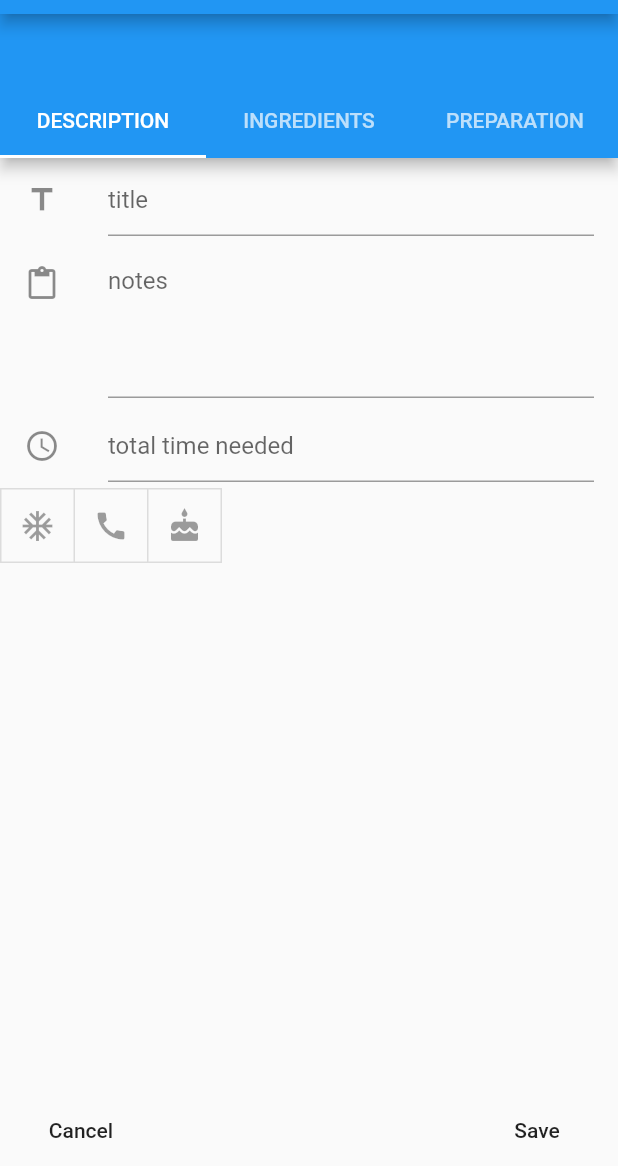
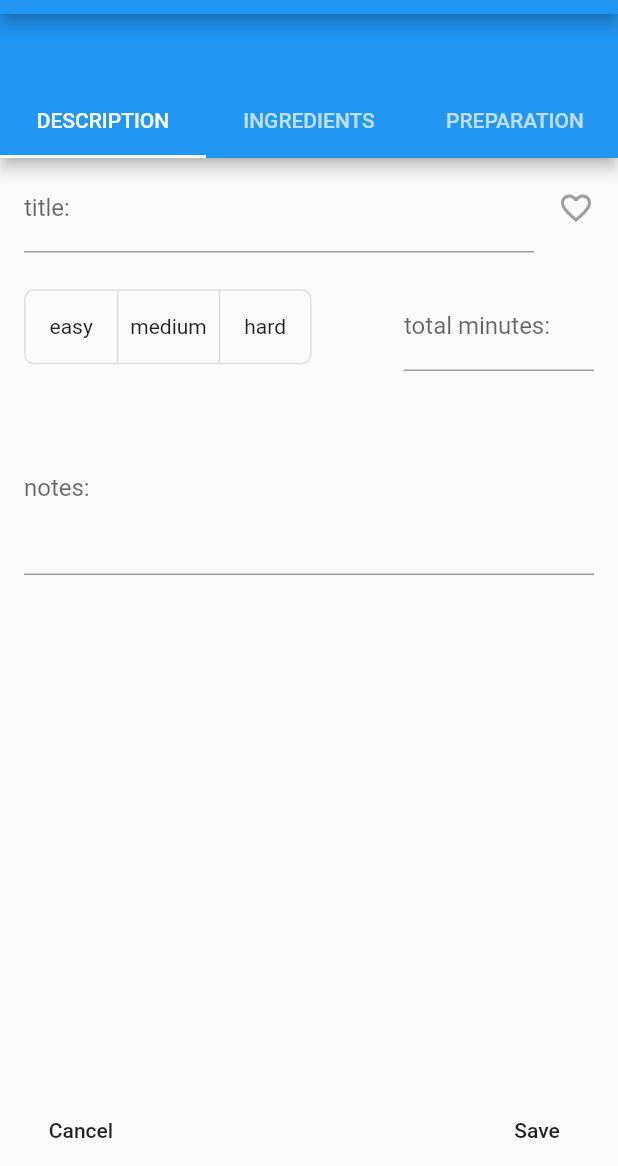
Before and after one commit to Paul74/myrecipes, a Flutter app: the screen it shows after launch, after a tap on the "add" icon, on a phone screen of 412 x 824 dp, the part 70-1236 px from its top. Run offline on Flutter 3.47's test engine with Material 2 defaults, Android fonts, the light colour scheme and no system bars; our stand-ins replace flutter_slidable, sqflite; missing offline and left inert: dart:ffi; accounts and stored records are empty.

Commit message:
da casa andato avanti. fare il sistema fav con il cuore su ricetta. vedi recipes_entry.dart e todo.

```diff
--- a/lib/main.dart
+++ b/lib/main.dart
@@ -42,6 +42,7 @@ class MyApp extends StatelessWidget {
                 onPressed: () {
                   print("add recipe");
                   recipesModel.recipeBeingEdited = Recipe();
+                  recipesModel.selections = [false,false,false];
                   recipesModel.setStackIndex(1);
                 },
               ),
--- a/lib/models/recipes_model.dart
+++ b/lib/models/recipes_model.dart
@@ -1,3 +1,4 @@
+import 'package:flutter/foundation.dart';
 import 'package:flutter/material.dart';
 
 class Recipe {
@@ -16,6 +17,7 @@ class RecipesModel extends ChangeNotifier {
   int stackIndex = 0;
   List recipeList = [];
   Recipe recipeBeingEdited;
+  List<bool> selections; // = [false, false, false];
   //String color;
 
   void setStackIndex(int inStackIndex){
@@ -23,12 +25,19 @@ class RecipesModel extends ChangeNotifier {
     notifyListeners();
   }
 
-/*
-  void setRecipeColor(String inColor){
-    color = inColor;
-    notifyListeners();
+
+  void setRecipeDifficulty(List<bool> value){
+    if (listEquals(value, [true,false,false])) {
+      recipesModel.recipeBeingEdited.difficulty = "easy";
+    } else if (listEquals(value, [false,true,false])) {
+      recipesModel.recipeBeingEdited.difficulty = "medium";
+    } else if(listEquals(value, [false,false,true])) {
+      recipesModel.recipeBeingEdited.difficulty = "hard";
+    } else recipesModel.recipeBeingEdited.difficulty ="";
+
+      notifyListeners();
   }
-*/
+
 
   void loadData(dynamic inDatabaseWorker) async {
     recipeList = await inDatabaseWorker.getAll();
--- a/lib/screens/recipes_entry.dart
+++ b/lib/screens/recipes_entry.dart
@@ -1,5 +1,6 @@
 import 'dart:ffi';
 
+import 'package:flutter/cupertino.dart';
 import 'package:flutter/material.dart';
 import 'package:myrecipes_app/db/recipes_db_worker.dart';
 import 'package:myrecipes_app/models/recipes_model.dart';
@@ -7,6 +8,14 @@ import 'package:flutter/services.dart'; //for TextInputFormatter
 import '../common/utils.dart' as utils;
 
 class RecipesEntry extends StatelessWidget{
+/*
+  //questo codice è se metto Stateful
+  @override
+  _RecipesEntryState createState() => _RecipesEntryState();
+}
+
+class _RecipesEntryState extends State {
+*/
 
   final GlobalKey<FormState> _formKey1 = GlobalKey<FormState>();
   final GlobalKey<FormState> _formKey2 = GlobalKey<FormState>();
@@ -33,6 +42,7 @@ class RecipesEntry extends StatelessWidget{
               FlatButton(
                   onPressed: (){
                     recipesModel.setStackIndex(0);
+                    recipesModel.selections = [false,false,false];
                   },
                   child: Text("Cancel"),
               ),
@@ -52,9 +62,9 @@ class RecipesEntry extends StatelessWidget{
           Form(key: _formKey1,
             child: ListView(children: [
               ListTile(
-                leading: Icon(Icons.title),
+                trailing: favIcon, //(Icons.favorite, color: Colors.red, size: 30),
                 title: TextFormField(
-                  decoration: InputDecoration(hintText: "title"),
+                  decoration: InputDecoration(labelText: "title:"),
                   initialValue: recipesModel.recipeBeingEdited == null ? null : recipesModel.recipeBeingEdited.title,
                   validator: (String inValue){
                     if(inValue.length==0){
@@ -67,30 +77,39 @@ class RecipesEntry extends StatelessWidget{
                   },
                 ),
               ),
-              ListTile(
-                leading: Icon(Icons.content_paste),
-                title: TextFormField(
-                  decoration: InputDecoration(hintText: "notes"),
-                  keyboardType: TextInputType.multiline,
-                  maxLines: 4,
-                  initialValue: recipesModel.recipeBeingEdited == null ? null : recipesModel.recipeBeingEdited.notes,
-                  //validator: (String inValue){return inValue.contains('@') ? 'Do not use the @ char.' : null;},
-                  /*validator: (String inValue){
-                    if(inValue.length==0){
-                      return "Please enter notes";
+
+
+
+              Container(padding: EdgeInsets.all(16),
+                child: Row(mainAxisSize: MainAxisSize.min,
+                  children: <Widget>[
+                    Expanded(
+                      flex: 2,
+                      child: ToggleButtons(
+                        children: <Widget>[
+                          Container(padding: EdgeInsets.all(16), child: Text('easy')),
+                          Container(padding: EdgeInsets.all(8), child: Text('medium')),
+                          Container(padding: EdgeInsets.all(16), child: Text('hard')),
+                        ],
+                        borderRadius: BorderRadius.circular(6),
+                        onPressed: (int index) {
+
+                          for (int buttonIndex = 0; buttonIndex < recipesModel.selections.length; buttonIndex++) {
+                            if (buttonIndex == index) {
+                              recipesModel.selections[buttonIndex] = !recipesModel.selections[buttonIndex];
+                            } else {
+                              recipesModel.selections[buttonIndex] = false;
                             }
-                    return null;
-                  },*/
-                  onChanged: (String inValue){
-                    recipesModel.recipeBeingEdited.notes = inValue;
+                          }
+                          recipesModel.setRecipeDifficulty(recipesModel.selections);
                         },
+                        isSelected: recipesModel.selections,
                       ),
                     ),
-
-              ListTile(
-                leading: Icon(Icons.access_time),
-                title: TextFormField(
-                  decoration: InputDecoration(hintText: "total time needed"),
+                    Expanded(
+                      flex: 1,
+                      child: TextFormField(
+                        decoration: InputDecoration(labelText: "total minutes:"),
                         keyboardType: TextInputType.number,
                         inputFormatters: <TextInputFormatter>[
                           FilteringTextInputFormatter.allow(RegExp(r'[0-9]')),
@@ -108,28 +127,26 @@ class RecipesEntry extends StatelessWidget{
                         },
                       ),
                     ),
+                ],
+                ),
+              ),
 
-                Container(child:
-                //vedi https://api.flutter.dev/flutter/material/ToggleButtons-class.html
-                //vedi nel recipes_entry del prof il sistema per il cambio dei rettangoli colorati. invece di setState qui sotto provare come ha fatto il prof.
-                ToggleButtons(
-                  children: <Widget>[
-                    Icon(Icons.ac_unit),
-                    Icon(Icons.call),
-                    Icon(Icons.cake),
-                  ],
-                  /*onPressed: (int index) {
-                    setState(() {
-                      for (int buttonIndex = 0; buttonIndex < isSelected.length; buttonIndex++) {
-                        if (buttonIndex == index) {
-                          isSelected[buttonIndex] = !isSelected[buttonIndex];
-                        } else {
-                          isSelected[buttonIndex] = false;
+              ListTile(
+                title: TextFormField(
+                  decoration: InputDecoration(labelText: "notes:"),
+                  keyboardType: TextInputType.multiline,
+                  maxLines: 4,
+                  initialValue: recipesModel.recipeBeingEdited == null ? null : recipesModel.recipeBeingEdited.notes,
+                  //validator: (String inValue){return inValue.contains('@') ? 'Do not use the @ char.' : null;},
+                  /*validator: (String inValue){
+                    if(inValue.length==0){
+                      return "Please enter notes";
                     }
-                      }
-                    });
+                    return null;
                   },*/
-                  isSelected: [true,false,false]//isSelected,
+                  onChanged: (String inValue){
+                    recipesModel.recipeBeingEdited.notes = inValue;
+                  },
                 ),
               )
             ],
@@ -139,10 +156,10 @@ class RecipesEntry extends StatelessWidget{
 
           Form(key: _formKey2,
             child: ListView(children: [
-              ListTile(
-                leading: Icon(Icons.people),
+              Container(padding: EdgeInsets.fromLTRB(0, 0, 220, 0),
+                child: ListTile(
                   title: TextFormField(
-                  decoration: InputDecoration(hintText: "number of persons"),
+                    decoration: InputDecoration(labelText: "number of persons:"),
                     keyboardType: TextInputType.number,
                     inputFormatters: <TextInputFormatter>[
                       FilteringTextInputFormatter.allow(RegExp(r'[0-9]')),
@@ -160,10 +177,10 @@ class RecipesEntry extends StatelessWidget{
                     },
                   ),
                 ),
+              ),
               ListTile(
-                leading: Icon(Icons.content_paste),
                 title: TextFormField(
-                  decoration: InputDecoration(hintText: "ingredients"),
+                  decoration: InputDecoration(labelText: "ingredients:"),
                   keyboardType: TextInputType.multiline,
                   maxLines: 15,
                   initialValue: recipesModel.recipeBeingEdited == null ? null : recipesModel.recipeBeingEdited.ingredients,
@@ -183,14 +200,12 @@ class RecipesEntry extends StatelessWidget{
             ]
             )
           ),
-          //Form(key: _formKey2, child:Container()), //TODO
 
           Form(key: _formKey3,
               child: ListView(children: [
                 ListTile(
-                  leading: Icon(Icons.content_paste),
                   title: TextFormField(
-                    decoration: InputDecoration(hintText: "preparation"),
+                    decoration: InputDecoration(labelText: "preparation:"),
                     keyboardType: TextInputType.multiline,
                     maxLines: 18,
                     initialValue: recipesModel.recipeBeingEdited == null ? null : recipesModel.recipeBeingEdited.preparation,
@@ -210,29 +225,34 @@ class RecipesEntry extends StatelessWidget{
               ]
               )
           )
-          //Form(key: _formKey3, child:Container()) //TODO
       ])
     ),);
   }
 
   void _save(BuildContext context) async {
-  //capire perchè se abilito la validazione qui sotto dà errore validator call on null TODO
+  //disabilito la validazione perché il currentState restituisce null se la form relativa non è nella tab visualizzata TODO
+    /*
+    print(_formKey1.currentState);
+    print(_formKey2.currentState);
+    print(_formKey3.currentState);
+    */
+
 /*    if(!_formKey1.currentState.validate()){
+      print('enter 1 correct data');
+      return;
+    }
+    if(!_formKey2.currentState.validate()){
+      print('enter 2 correct data');
+      return;
+    }
+    if(!_formKey3.currentState.validate()) {
+      print('enter 3 correct data');
       return;
     }*/
-/*    if(!_formKey2.currentState.validate()){
-      return;
-    }
-    if(!_formKey3.currentState.validate()){
-      return;
-    }*/
-
 
 /*    if(!_formKey1.currentState.validate() || !_formKey2.currentState.validate() || !_formKey3.currentState.validate()  ){
       return;
     }*/
-
-
 
     //_formKey.currentState.save();
 
@@ -257,3 +277,16 @@ class RecipesEntry extends StatelessWidget{
   }
 
 }
+
+//TODO creare campo database fav e ricompilare qui sotto in base a fav si o no. poi vedere se va anche nella lista iniziale
+class FavIcon extends StatelessWidget{
+  @override
+  Widget build(BuildContext context) {
+    if (recipesModel.recipeBeingEdited.difficulty == "hard") {
+      return Icon(Icons.favorite, color: Colors.red);
+    } else {
+      return Icon(Icons.favorite_border, color: Colors.grey);
+    }
+  }
+}
+FavIcon favIcon = FavIcon();
--- a/lib/screens/recipes_list.dart
+++ b/lib/screens/recipes_list.dart
@@ -12,6 +12,7 @@ class RecipesList extends StatelessWidget {
         child: Icon(Icons.add, color: Colors.white),
         onPressed: (){
           recipesModel.recipeBeingEdited = Recipe();
+          recipesModel.selections = [false,false,false];
           recipesModel.setStackIndex(1);
         },
       ),
@@ -60,8 +61,8 @@ class RecipesList extends StatelessWidget {
               child: InkWell(
                 splashColor: Colors.blue.withAlpha(30),
                 onTap: () async {
-                  print("card tapped");
                   recipesModel.recipeBeingEdited = await RecipesDBworker.recipesDBworker.get(recipe.id);
+                  recipesModel.selections = (recipesModel.recipeBeingEdited.difficulty=="easy")? recipesModel.selections=[true,false,false]:(recipesModel.recipeBeingEdited.difficulty=="medium")? recipesModel.selections=[false,true,false]:(recipesModel.recipeBeingEdited.difficulty=="hard")? recipesModel.selections=[false,false,true]: recipesModel.selections=[false,false,false];
                   //recipesModel.setRecipeColor(recipesModel.recipeBeingEdited.color);
                   recipesModel.setStackIndex(1);
                 },
@@ -76,7 +77,7 @@ class RecipesList extends StatelessWidget {
                       ),),
                     ),
                     Expanded(
-                      flex: 4,
+                      flex: 3,
                       child: _RecipeDescription(
                         title: "${recipe.title}",
                       ),
```
Lines whose indentation alone changed are shown as unchanged.
